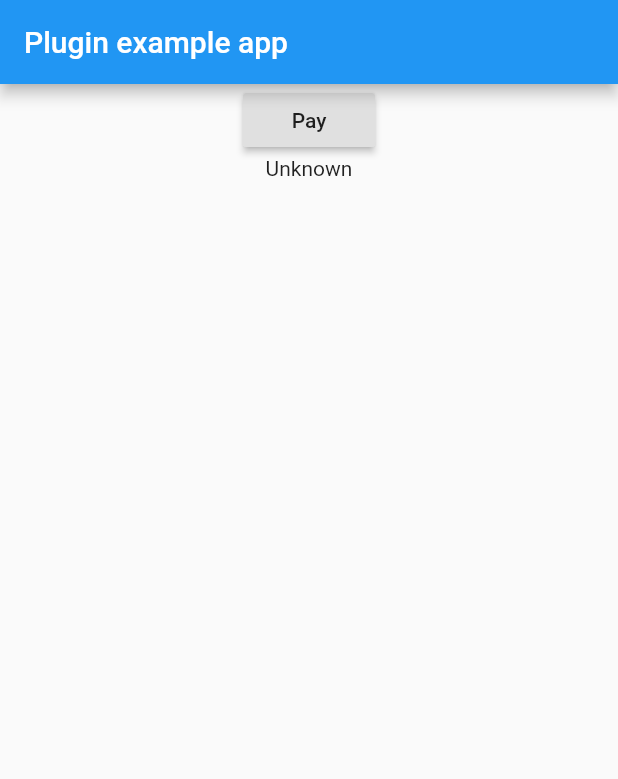
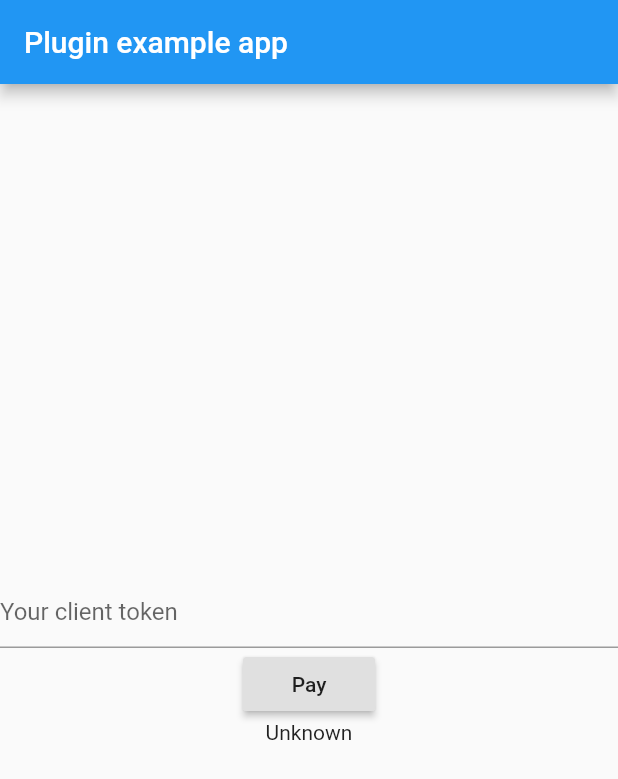
Before and after one commit to kim-company/flutter_braintree_legacy, a Flutter app: the screen it shows after launch, after a tap on "Pay", on a phone screen of 412 x 824 dp. Shown: the top 779 px of the screen. Run offline on Flutter 3.47's test engine with Material 2 defaults, Android fonts, the phone set to English and light mode, and no system bars.

Commit message:
Implement payment process for iOS

```diff
--- a/example/lib/main.dart
+++ b/example/lib/main.dart
@@ -12,6 +12,7 @@ class MyApp extends StatefulWidget {
 
 class _MyAppState extends State<MyApp> {
   String _nonce = 'Unknown';
+  final _controller = TextEditingController();
 
   @override
   Widget build(BuildContext context) {
@@ -22,10 +23,15 @@ class _MyAppState extends State<MyApp> {
         ),
         body: Center(
           child: Column(
+            mainAxisSize: MainAxisSize.min,
             children: <Widget>[
+              TextField(
+                controller: _controller,
+                decoration: InputDecoration(hintText: 'Your client token'),
+              ),
               RaisedButton(
                 child: Text('Pay'),
-                onPressed: _pay,
+                onPressed: () => _pay(_controller.text),
               ),
               Text(_nonce),
             ],
@@ -35,7 +41,17 @@ class _MyAppState extends State<MyApp> {
     );
   }
 
-  void _pay() async {
-    String nonce = await FlutterBraintree.showDropIn('token');
+  void _pay(String token) async {
+    String nonce;
+
+    try {
+      nonce = await FlutterBraintree.showDropIn(token);
+    } on PlatformException catch (e) {
+      nonce = e.message;
+    }
+
+    setState(() {
+      _nonce = nonce;
+    });
   }
 }
```
Also changed, not shown: 5 other files.
